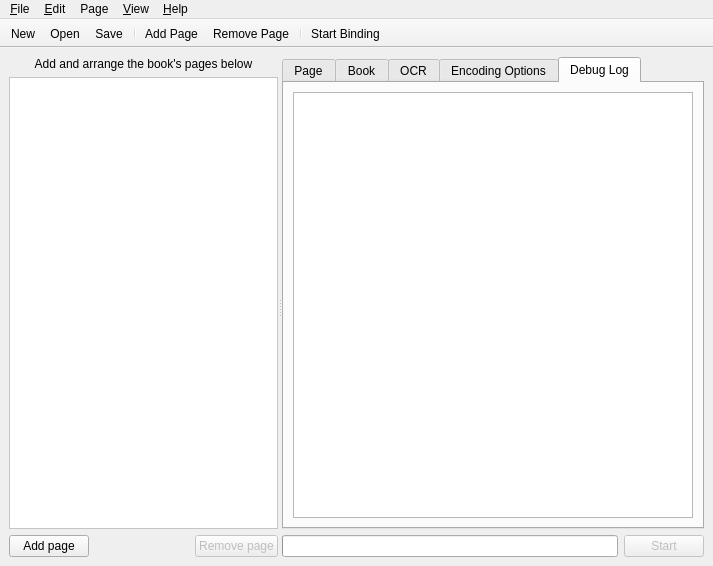
Old version of the form ui/gui.ui in the repository Blender3D/Bindery.
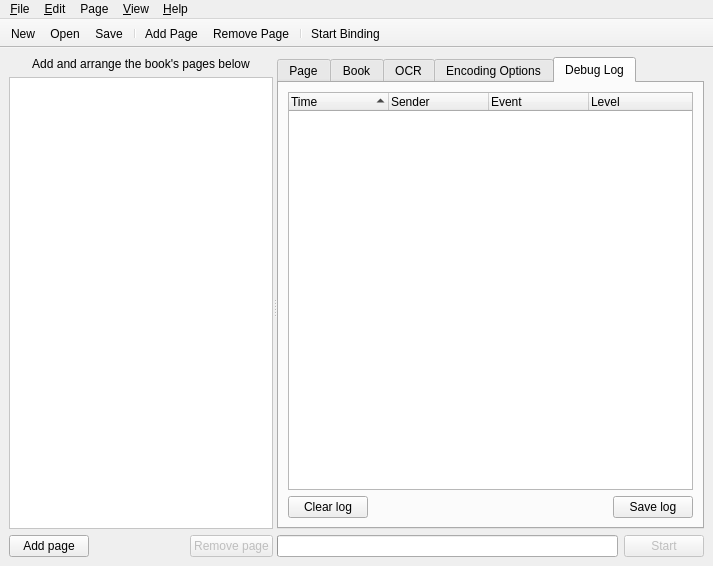
New version of the form. The open tabs and pages were chosen to show the change. Icons and pictures are not drawn. Custom widgets are drawn as their Qt base class.

Commit message: Fixed (reimplemented) the debug log.

What changed in the file:
```diff
--- a/ui/gui.ui
+++ b/ui/gui.ui
@@ -707,32 +707,81 @@
            <attribute name="title">
             <string>Debug Log</string>
            </attribute>
-           <layout class="QGridLayout" name="gridLayout_7">
-            <item row="0" column="0">
-             <layout class="QVBoxLayout" name="verticalLayout1">
-              <item>
-               <widget class="DebugLog" name="debugLog">
-                <property name="font">
-                 <font>
-                  <family>Monospace</family>
-                 </font>
-                </property>
-                <property name="lineWrapMode">
-                 <enum>QTextEdit::NoWrap</enum>
-                </property>
-                <property name="readOnly">
-                 <bool>true</bool>
-                </property>
-                <property name="html">
-                 <string>&lt;!DOCTYPE HTML PUBLIC &quot;-//W3C//DTD HTML 4.0//EN&quot; &quot;http://www.w3.org/TR/REC-html40/strict.dtd&quot;&gt;
-&lt;html&gt;&lt;head&gt;&lt;meta name=&quot;qrichtext&quot; content=&quot;1&quot; /&gt;&lt;style type=&quot;text/css&quot;&gt;
-p, li { white-space: pre-wrap; }
-&lt;/style&gt;&lt;/head&gt;&lt;body style=&quot; font-family:'Monospace'; font-size:10pt; font-weight:400; font-style:normal;&quot;&gt;
-&lt;p style=&quot;-qt-paragraph-type:empty; margin-top:0px; margin-bottom:0px; margin-left:0px; margin-right:0px; -qt-block-indent:0; text-indent:0px; font-size:11pt;&quot;&gt;&lt;/p&gt;&lt;/body&gt;&lt;/html&gt;</string>
-                </property>
-               </widget>
-              </item>
-             </layout>
+           <layout class="QGridLayout" name="gridLayout_5">
+            <item row="0" column="0" colspan="3">
+             <widget class="DebugLog" name="debugLog">
+              <property name="indentation">
+               <number>0</number>
+              </property>
+              <property name="uniformRowHeights">
+               <bool>true</bool>
+              </property>
+              <property name="sortingEnabled">
+               <bool>true</bool>
+              </property>
+              <property name="animated">
+               <bool>true</bool>
+              </property>
+              <property name="wordWrap">
+               <bool>true</bool>
+              </property>
+              <attribute name="headerCascadingSectionResizes">
+               <bool>true</bool>
+              </attribute>
+              <attribute name="headerMinimumSectionSize">
+               <number>20</number>
+              </attribute>
+              <attribute name="headerShowSortIndicator" stdset="0">
+               <bool>true</bool>
+              </attribute>
+              <column>
+               <property name="text">
+                <string>Time</string>
+               </property>
+              </column>
+              <column>
+               <property name="text">
+                <string>Sender</string>
+               </property>
+              </column>
+              <column>
+               <property name="text">
+                <string>Event</string>
+               </property>
+              </column>
+              <column>
+               <property name="text">
+                <string>Level</string>
+               </property>
+              </column>
+             </widget>
+            </item>
+            <item row="1" column="0">
+             <widget class="QPushButton" name="clearLogButton">
+              <property name="text">
+               <string>Clear log</string>
+              </property>
+             </widget>
+            </item>
+            <item row="1" column="1">
+             <spacer name="horizontalSpacer_2">
+              <property name="orientation">
+               <enum>Qt::Horizontal</enum>
+              </property>
+              <property name="sizeHint" stdset="0">
+               <size>
+                <width>220</width>
+                <height>20</height>
+               </size>
+              </property>
+             </spacer>
+            </item>
+            <item row="1" column="2">
+             <widget class="QPushButton" name="saveLogButton">
+              <property name="text">
+               <string>Save log</string>
+              </property>
+             </widget>
             </item>
            </layout>
           </widget>
@@ -993,16 +1042,16 @@
     <signal>dropped(QStringList)</signal>
    </slots>
   </customwidget>
-  <customwidget>
-   <class>DebugLog</class>
-   <extends>QTextEdit</extends>
-   <header>DebugLog</header>
-  </customwidget>
   <customwidget>
    <class>ImageViewerWidget</class>
    <extends>QGraphicsView</extends>
    <header>ImageViewerWidget</header>
   </customwidget>
+  <customwidget>
+   <class>DebugLog</class>
+   <extends>QTreeWidget</extends>
+   <header>DebugLog</header>
+  </customwidget>
  </customwidgets>
  <resources>
   <include location="resources.qrc"/>
```
Left out of the diff: 36 changed lines with no effect on the pictures. The commit also changes 7 other files.
